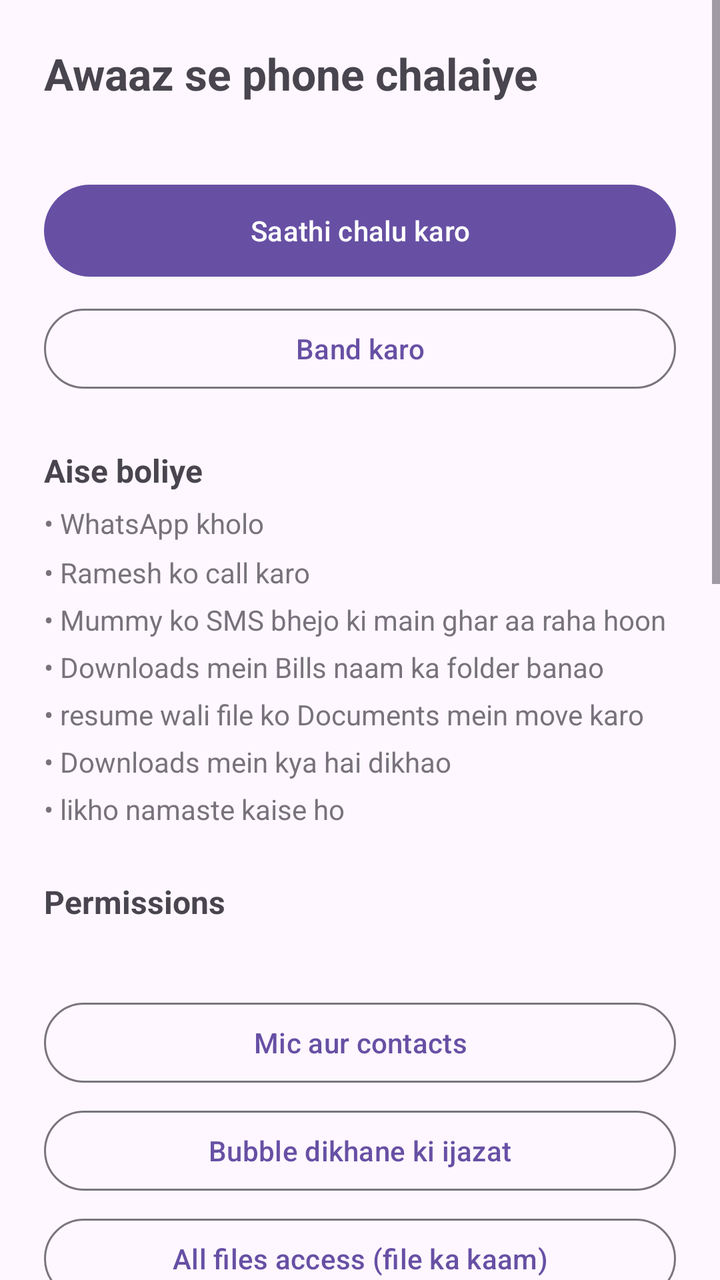
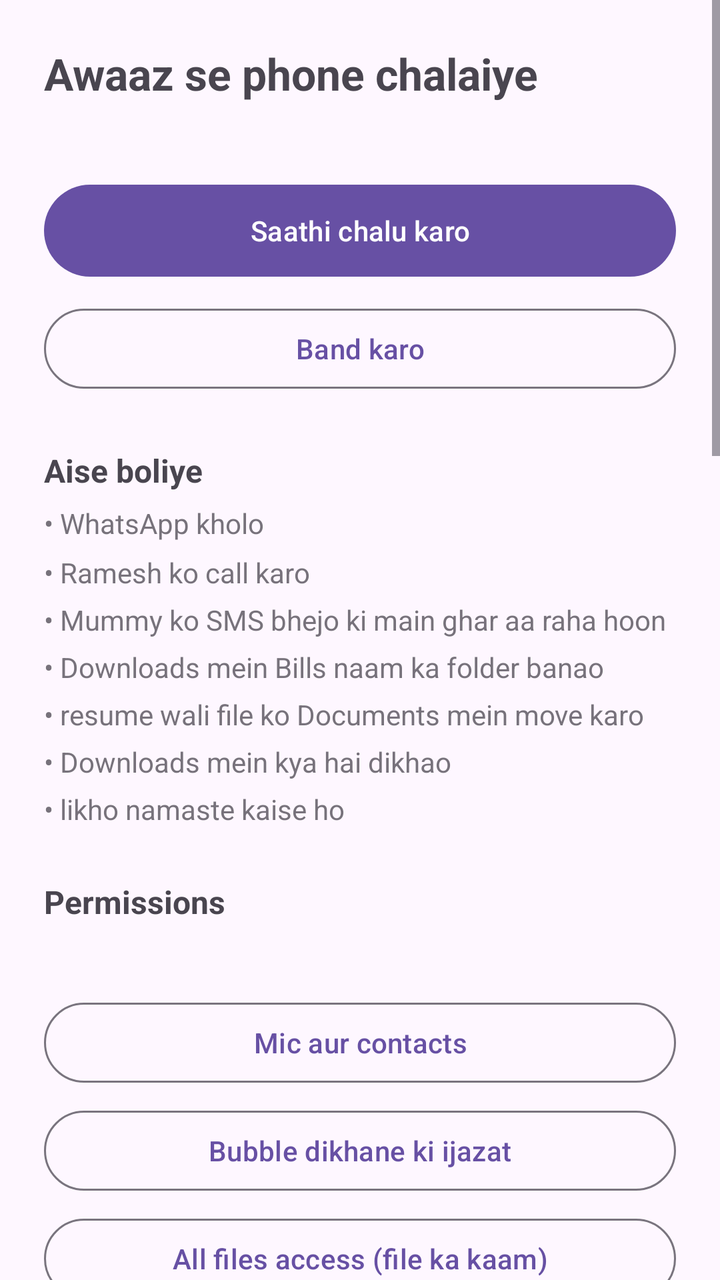

Compare the two renders of this Android layout. The source of the first and the diff that turns it into the second are given below.
<!-- AndroidManifest.xml: application theme Theme.Saathi -->
<!-- res/layout/activity_main.xml -->
<?xml version="1.0" encoding="utf-8"?>
<ScrollView xmlns:android="http://schemas.android.com/apk/res/android"
    android:layout_width="match_parent"
    android:layout_height="match_parent">

    <LinearLayout
        android:layout_width="match_parent"
        android:layout_height="wrap_content"
        android:orientation="vertical"
        android:padding="22dp">

        <TextView
            android:layout_width="match_parent"
            android:layout_height="wrap_content"
            android:text="Awaaz se phone chalaiye"
            android:textSize="22sp"
            android:textStyle="bold" />

        <TextView
            android:id="@+id/serviceText"
            android:layout_width="match_parent"
            android:layout_height="wrap_content"
            android:layout_marginTop="4dp"
            android:alpha="0.7" />

        <Button
            android:id="@+id/startButton"
            android:layout_width="match_parent"
            android:layout_height="54dp"
            android:layout_marginTop="14dp"
            android:text="Saathi chalu karo" />

        <Button
            android:id="@+id/stopButton"
            style="?attr/materialButtonOutlinedStyle"
            android:layout_width="match_parent"
            android:layout_height="wrap_content"
            android:layout_marginTop="8dp"
            android:text="Band karo" />

        
        <TextView
            android:layout_width="match_parent"
            android:layout_height="wrap_content"
            android:layout_marginTop="26dp"
            android:text="Aise boliye"
            android:textSize="16sp"
            android:textStyle="bold" />

        <TextView
            android:layout_width="match_parent"
            android:layout_height="wrap_content"
            android:layout_marginTop="6dp"
            android:alpha="0.75"
            android:lineSpacingMultiplier="1.45"
            android:text="• WhatsApp kholo\n• Ramesh ko call karo\n• Mummy ko SMS bhejo ki main ghar aa raha hoon\n• Downloads mein Bills naam ka folder banao\n• resume wali file ko Documents mein move karo\n• Downloads mein kya hai dikhao\n• likho namaste kaise ho" />

        
        <TextView
            android:layout_width="match_parent"
            android:layout_height="wrap_content"
            android:layout_marginTop="26dp"
            android:text="Permissions"
            android:textSize="16sp"
            android:textStyle="bold" />

        <TextView
            android:id="@+id/statusText"
            android:layout_width="match_parent"
            android:layout_height="wrap_content"
            android:layout_marginTop="8dp"
            android:fontFamily="monospace"
            android:lineSpacingMultiplier="1.45"
            android:textSize="13sp" />

        <Button
            android:id="@+id/permissionsButton"
            style="?attr/materialButtonOutlinedStyle"
            android:layout_width="match_parent"
            android:layout_height="wrap_content"
            android:layout_marginTop="10dp"
            android:text="Mic aur contacts" />

        <Button
            android:id="@+id/overlayButton"
            style="?attr/materialButtonOutlinedStyle"
            android:layout_width="match_parent"
            android:layout_height="wrap_content"
            android:layout_marginTop="6dp"
            android:text="Bubble dikhane ki ijazat" />

        <Button
            android:id="@+id/storageButton"
            style="?attr/materialButtonOutlinedStyle"
            android:layout_width="match_parent"
            android:layout_height="wrap_content"
            android:layout_marginTop="6dp"
            android:text="All files access (file ka kaam)" />

        <Button
            android:id="@+id/accessibilityButton"
            style="?attr/materialButtonOutlinedStyle"
            android:layout_width="match_parent"
            android:layout_height="wrap_content"
            android:layout_marginTop="6dp"
            android:text="Accessibility (optional)" />

        <TextView
            android:layout_width="match_parent"
            android:layout_height="wrap_content"
            android:layout_marginTop="8dp"
            android:alpha="0.65"
            android:lineSpacingMultiplier="1.35"
            android:text="Accessibility sirf do cheezon ke liye hai: kisi bhi app ke text box mein likhna, aur WhatsApp ka send dabana. Baaki sab iske bina chalta hai. Yeh permission screen reader jaisi hoti hai — soch samajh kar dein." />

        
        <TextView
            android:layout_width="match_parent"
            android:layout_height="wrap_content"
            android:layout_marginTop="26dp"
            android:text="Setting"
            android:textSize="16sp"
            android:textStyle="bold" />

        <com.google.android.material.materialswitch.MaterialSwitch
            android:id="@+id/confirmSwitch"
            android:layout_width="match_parent"
            android:layout_height="wrap_content"
            android:layout_marginTop="10dp"
            android:text="Call, SMS aur delete se pehle poocho" />

        <com.google.android.material.materialswitch.MaterialSwitch
            android:id="@+id/speakSwitch"
            android:layout_width="match_parent"
            android:layout_height="wrap_content"
            android:layout_marginTop="4dp"
            android:text="Jawab bol kar sunao" />

        <TextView
            android:id="@+id/engineText"
            android:layout_width="match_parent"
            android:layout_height="wrap_content"
            android:layout_marginTop="14dp"
            android:alpha="0.75"
            android:lineSpacingMultiplier="1.35" />

        <EditText
            android:id="@+id/geminiKeyInput"
            android:layout_width="match_parent"
            android:layout_height="wrap_content"
            android:layout_marginTop="8dp"
            android:hint="Gemini API key (optional)"
            android:inputType="textPassword"
            android:maxLines="1" />

        <Button
            android:id="@+id/saveKeyButton"
            style="?attr/materialButtonOutlinedStyle"
            android:layout_width="match_parent"
            android:layout_height="wrap_content"
            android:layout_marginTop="6dp"
            android:text="Key save karo" />

        <TextView
            android:layout_width="match_parent"
            android:layout_height="wrap_content"
            android:layout_marginTop="6dp"
            android:alpha="0.65"
            android:lineSpacingMultiplier="1.35"
            android:text="Key ke bina bhi app chalegi, bas seedhe commands samajhegi. Key hone par ghumi-phiri baat bhi samajh legi. Key sirf is phone mein rehti hai; sirf aapka bola hua vaakya aur apps ke naam bheje jaate hain — contacts aur files kabhi nahi." />

        
        <TextView
            android:layout_width="match_parent"
            android:layout_height="wrap_content"
            android:layout_marginTop="26dp"
            android:text="Pichhle commands"
            android:textSize="16sp"
            android:textStyle="bold" />

        <TextView
            android:layout_width="match_parent"
            android:layout_height="wrap_content"
            android:layout_marginTop="4dp"
            android:alpha="0.65"
            android:lineSpacingMultiplier="1.3"
            android:text="Kuch galat hua toh yahan dikhega ki app ne kya suna — aksar wahi asli wajah hoti hai." />

        <TextView
            android:id="@+id/historyText"
            android:layout_width="match_parent"
            android:layout_height="wrap_content"
            android:layout_marginTop="10dp"
            android:lineSpacingMultiplier="1.3"
            android:textIsSelectable="true"
            android:textSize="13sp"
            android:visibility="gone" />

        <Button
            android:id="@+id/clearHistoryButton"
            style="?attr/materialButtonOutlinedStyle"
            android:layout_width="match_parent"
            android:layout_height="wrap_content"
            android:layout_marginTop="10dp"
            android:text="History saaf karo" />
    </LinearLayout>
</ScrollView>
<!-- resources referenced by this layout -->
<resources>
  <style name="Theme.Saathi" parent="Theme.Material3.DayNight" />
</resources>

<!-- the commit's change to res/layout/activity_main.xml (unified diff, before → after) -->
@@ -122,6 +122,62 @@
             android:textSize="16sp"
             android:textStyle="bold" />
 
+        <TextView
+            android:layout_width="match_parent"
+            android:layout_height="wrap_content"
+            android:layout_marginTop="12dp"
+            android:text="Bolne ki bhasha"
+            android:textStyle="bold" />
+
+        <TextView
+            android:layout_width="match_parent"
+            android:layout_height="wrap_content"
+            android:layout_marginTop="2dp"
+            android:alpha="0.65"
+            android:lineSpacingMultiplier="1.3"
+            android:text="&quot;Phone default&quot; sabse bharosemand hai. Hindi tabhi chunein jab Google app mein Hindi voice download ki ho, warna engine fail ho jata hai." />
+
+        <RadioGroup
+            android:id="@+id/langGroup"
+            android:layout_width="match_parent"
+            android:layout_height="wrap_content"
+            android:layout_marginTop="6dp"
+            android:orientation="vertical">
+
+            <RadioButton
+                android:id="@+id/langDefault"
+                android:layout_width="match_parent"
+                android:layout_height="wrap_content"
+                android:text="Phone default (recommended)" />
+
+            <RadioButton
+                android:id="@+id/langHindi"
+                android:layout_width="match_parent"
+                android:layout_height="wrap_content"
+                android:text="Hindi (hi-IN)" />
+
+            <RadioButton
+                android:id="@+id/langEnglish"
+                android:layout_width="match_parent"
+                android:layout_height="wrap_content"
+                android:text="English India (en-IN)" />
+        </RadioGroup>
+
+        <com.google.android.material.materialswitch.MaterialSwitch
+            android:id="@+id/bubbleSwitch"
+            android:layout_width="match_parent"
+            android:layout_height="wrap_content"
+            android:layout_marginTop="14dp"
+            android:text="Screen par mic bubble dikhao" />
+
+        <TextView
+            android:layout_width="match_parent"
+            android:layout_height="wrap_content"
+            android:layout_marginTop="2dp"
+            android:alpha="0.65"
+            android:lineSpacingMultiplier="1.3"
+            android:text="Band karne par Saathi chalta rahega — notification ke &quot;Suno&quot; se ya Quick Settings tile se bolna shuru kar sakte hain. Bubble ko lamba daba kar bhi chhupa sakte hain." />
+
         <com.google.android.material.materialswitch.MaterialSwitch
             android:id="@+id/confirmSwitch"
             android:layout_width="match_parent"
